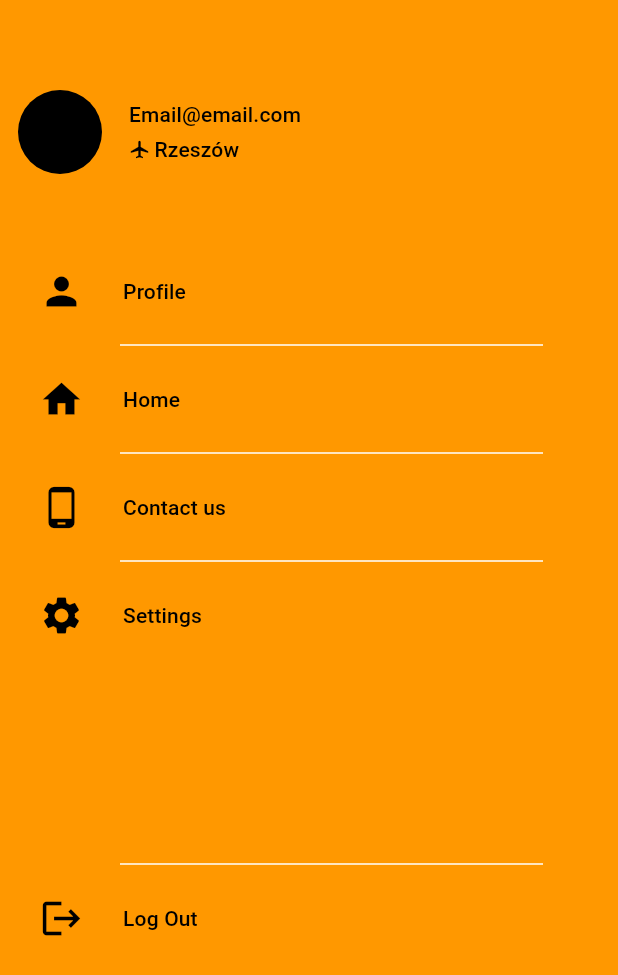
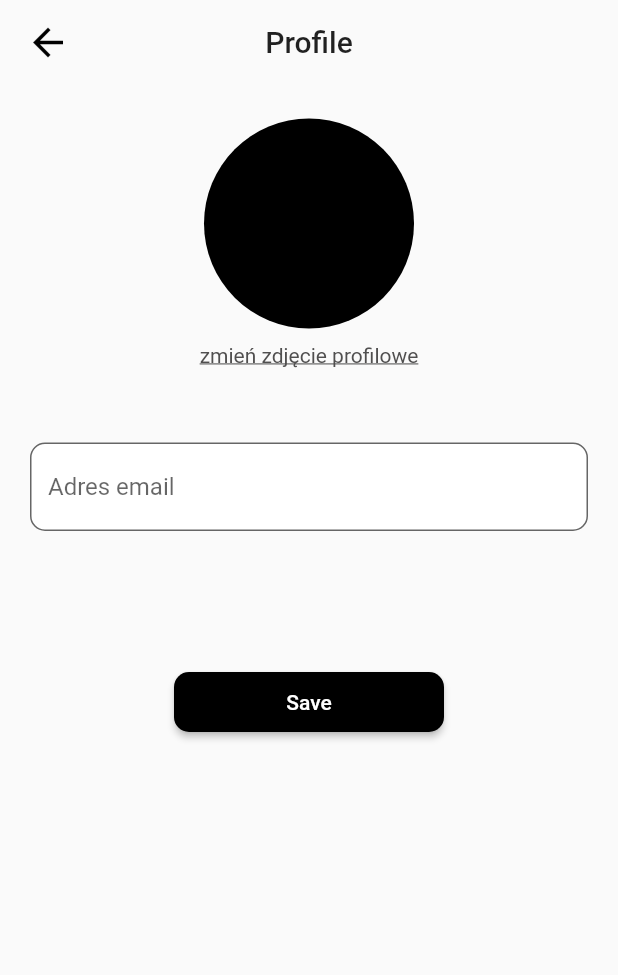
Before and after one commit to eryklorenc/flutter_shop, a Flutter app: the MenuScreen screen opened directly, after a tap on "Profile", on a phone screen of 412 x 824 dp. Shown: the top 975 px of the screen. Run offline on Flutter 3.47's test engine with Material 2 defaults, Android fonts, the phone set to English and light mode, and no system bars; our stand-ins replace firebase_auth, firebase_core, firebase_crashlytics, flutter_bloc, flutter_zoom_drawer, freezed_annotation and 3 more; accounts and stored records are empty.

Commit message:
Add profile ui and change color drawer

```diff
--- a/lib/app/core/theme/app_colors.dart
+++ b/lib/app/core/theme/app_colors.dart
@@ -6,6 +6,8 @@ abstract class AppColors {
   static const primaryDark = Color.fromARGB(255, 223, 104, 7);
 
   static const dark = Color.fromARGB(255, 0, 0, 0);
+
+  static const black = Color.fromARGB(255, 36, 34, 34);
 
   static const grey = Color.fromARGB(255, 80, 79, 79);
 
--- a/lib/features/burger_menu/burger_menu.dart
+++ b/lib/features/burger_menu/burger_menu.dart
@@ -21,7 +21,7 @@ class BurgerMenu extends StatelessWidget {
       drawerShadowsBackgroundColor: AppColors.white.withOpacity(0.33),
       shadowLayer1Color: Colors.transparent,
       angle: 0.0,
-      menuBackgroundColor: AppColors.primary,
+      menuBackgroundColor: AppColors.black,
       slideWidth: MediaQuery.of(context).size.width * 0.85,
       controller: zoomDrawerController,
       style: DrawerStyle.defaultStyle,
--- a/lib/features/burger_menu/widgets/menu_screen.dart
+++ b/lib/features/burger_menu/widgets/menu_screen.dart
@@ -4,6 +4,7 @@ import 'package:flutter_shop/app/core/theme/app_colors.dart';
 import 'package:flutter_shop/features/auth/cubit/auth_cubit.dart';
 import 'package:flutter_shop/features/contact_us/contact_us.dart';
 import 'package:flutter_shop/features/home/home.dart';
+import 'package:flutter_shop/features/profile/profile_page.dart';
 import 'package:flutter_shop/features/settings/settings_page.dart';
 import 'package:flutter_shop/generated/l10n.dart';
 
@@ -17,7 +18,7 @@ class MenuScreen extends StatelessWidget {
   @override
   Widget build(BuildContext context) {
     return Scaffold(
-      backgroundColor: AppColors.primary,
+      backgroundColor: AppColors.black,
       body: Padding(
         padding: const EdgeInsets.fromLTRB(10.0, 60.0, 0.0, 20.0),
         child: ListView(
@@ -27,7 +28,7 @@ class MenuScreen extends StatelessWidget {
               contentPadding: EdgeInsets.zero,
               leading: const CircleAvatar(
                 radius: 30,
-                backgroundColor: AppColors.dark,
+                backgroundColor: AppColors.white,
               ),
               title: Column(
                 crossAxisAlignment: CrossAxisAlignment.start,
@@ -35,7 +36,10 @@ class MenuScreen extends StatelessWidget {
                 children: [
                   Text(
                     S.of(context).email,
-                    style: Theme.of(context).textTheme.titleSmall,
+                    style: Theme.of(context)
+                        .textTheme
+                        .titleSmall
+                        ?.copyWith(color: AppColors.white),
                   ),
                   const SizedBox(
                     height: 7,
@@ -44,7 +48,7 @@ class MenuScreen extends StatelessWidget {
                     children: [
                       const Icon(
                         Icons.local_airport,
-                        color: AppColors.dark,
+                        color: AppColors.white,
                         size: 14,
                       ),
                       const SizedBox(
@@ -52,7 +56,10 @@ class MenuScreen extends StatelessWidget {
                       ),
                       Text(
                         'Rzeszów',
-                        style: Theme.of(context).textTheme.titleSmall,
+                        style: Theme.of(context)
+                            .textTheme
+                            .titleSmall
+                            ?.copyWith(color: AppColors.white),
                       ),
                     ],
                   ),
@@ -66,13 +73,22 @@ class MenuScreen extends StatelessWidget {
               leading: const Icon(
                 Icons.person,
                 size: 30,
-                color: AppColors.dark,
+                color: AppColors.white,
               ),
               title: GestureDetector(
-                onTap: () {},
+                onTap: () {
+                  Navigator.of(context).push(
+                    MaterialPageRoute(
+                      builder: (_) => const ProfilePage(),
+                    ),
+                  );
+                },
                 child: Text(
                   S.of(context).profile,
-                  style: Theme.of(context).textTheme.titleSmall,
+                  style: Theme.of(context)
+                      .textTheme
+                      .titleSmall
+                      ?.copyWith(color: AppColors.white),
                 ),
               ),
             ),
@@ -86,7 +102,7 @@ class MenuScreen extends StatelessWidget {
               leading: const Icon(
                 Icons.home_sharp,
                 size: 30,
-                color: AppColors.dark,
+                color: AppColors.white,
               ),
               title: GestureDetector(
                 onTap: () {
@@ -98,7 +114,10 @@ class MenuScreen extends StatelessWidget {
                 },
                 child: Text(
                   S.of(context).home,
-                  style: Theme.of(context).textTheme.titleSmall,
+                  style: Theme.of(context)
+                      .textTheme
+                      .titleSmall
+                      ?.copyWith(color: AppColors.white),
                 ),
               ),
             ),
@@ -112,7 +131,7 @@ class MenuScreen extends StatelessWidget {
               leading: const Icon(
                 Icons.phone_android,
                 size: 30,
-                color: AppColors.dark,
+                color: AppColors.white,
               ),
               title: GestureDetector(
                 onTap: () {
@@ -124,7 +143,10 @@ class MenuScreen extends StatelessWidget {
                 },
                 child: Text(
                   S.of(context).contact_us,
-                  style: Theme.of(context).textTheme.titleSmall,
+                  style: Theme.of(context)
+                      .textTheme
+                      .titleSmall
+                      ?.copyWith(color: AppColors.white),
                 ),
               ),
             ),
@@ -138,7 +160,7 @@ class MenuScreen extends StatelessWidget {
               leading: const Icon(
                 Icons.settings,
                 size: 30,
-                color: AppColors.dark,
+                color: AppColors.white,
               ),
               title: GestureDetector(
                 onTap: () {
@@ -150,7 +172,10 @@ class MenuScreen extends StatelessWidget {
                 },
                 child: Text(
                   S.of(context).settings,
-                  style: Theme.of(context).textTheme.titleSmall,
+                  style: Theme.of(context)
+                      .textTheme
+                      .titleSmall
+                      ?.copyWith(color: AppColors.white),
                 ),
               ),
             ),
@@ -167,7 +192,7 @@ class MenuScreen extends StatelessWidget {
               leading: const Icon(
                 Icons.logout,
                 size: 30,
-                color: AppColors.dark,
+                color: AppColors.white,
               ),
               title: GestureDetector(
                 onTap: () {
@@ -175,7 +200,10 @@ class MenuScreen extends StatelessWidget {
                 },
                 child: Text(
                   S.of(context).log_out,
-                  style: Theme.of(context).textTheme.titleSmall,
+                  style: Theme.of(context)
+                      .textTheme
+                      .titleSmall
+                      ?.copyWith(color: AppColors.white),
                 ),
               ),
             ),
--- a/lib/features/contact_us/contact_us.dart
+++ b/lib/features/contact_us/contact_us.dart
@@ -11,7 +11,7 @@ class ContactUs extends StatelessWidget {
   @override
   Widget build(BuildContext context) {
     return Scaffold(
-      backgroundColor: AppColors.primary,
+      backgroundColor: AppColors.white,
       body: Column(
         crossAxisAlignment: CrossAxisAlignment.start,
         children: [
--- /dev/null
+++ b/lib/features/profile/profile_page.dart
@@ -0,0 +1,83 @@
+import 'package:flutter/material.dart';
+import 'package:flutter_shop/app/core/common/custom_app_bar.dart';
+import 'package:flutter_shop/app/core/theme/app_colors.dart';
+import 'package:flutter_shop/generated/l10n.dart';
+
+class ProfilePage extends StatelessWidget {
+  const ProfilePage({
+    super.key,
+  });
+
+  @override
+  Widget build(BuildContext context) {
+    return Scaffold(
+      appBar: CustomAppBar(
+        title: S.of(context).profile,
+      ),
+      body: Column(
+        children: [
+          Padding(
+            padding: const EdgeInsets.only(top: 15),
+            child: Center(
+              child: Column(
+                children: [
+                  const CircleAvatar(
+                    backgroundColor: AppColors.dark,
+                    radius: 70,
+                  ),
+                  const Padding(
+                    padding: EdgeInsets.only(top: 10),
+                    child: Text(
+                      'zmień zdjęcie profilowe',
+                      style: TextStyle(
+                        color: AppColors.grey,
+                        decoration: TextDecoration.underline,
+                      ),
+                    ),
+                  ),
+                  Padding(
+                    padding: const EdgeInsets.symmetric(
+                      horizontal: 20,
+                      vertical: 50,
+                    ),
+                    child: TextField(
+                      readOnly: true,
+                      decoration: InputDecoration(
+                        hintText: 'Adres email',
+                        filled: true,
+                        fillColor: AppColors.white,
+                        border: OutlineInputBorder(
+                          borderRadius: BorderRadius.circular(10.0),
+                        ),
+                      ),
+                    ),
+                  ),
+                  Padding(
+                    padding: const EdgeInsets.only(top: 40),
+                    child: ElevatedButton(
+                      style: ElevatedButton.styleFrom(
+                        fixedSize: const Size(180, 40),
+                        backgroundColor: AppColors.dark,
+                        shape: RoundedRectangleBorder(
+                          borderRadius: BorderRadius.circular(10),
+                        ),
+                      ),
+                      onPressed: () {},
+                      child: Text(
+                        S.of(context).save,
+                        style: const TextStyle(
+                          fontWeight: FontWeight.w500,
+                          color: AppColors.white,
+                        ),
+                      ),
+                    ),
+                  ),
+                ],
+              ),
+            ),
+          ),
+        ],
+      ),
+    );
+  }
+}
```
